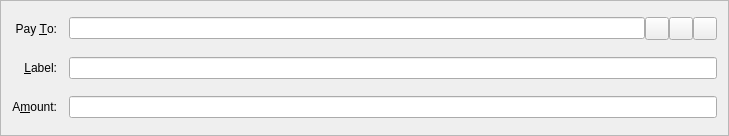
Old version of the form src/qt/forms/sendcoinsentry.ui in the repository smartcryptotech/SmartCryptoTech.
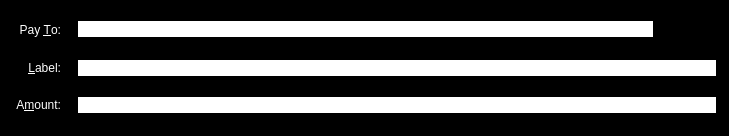
New version of the form. Icons and pictures are not drawn. Custom widgets are drawn as their Qt base class.

```diff
--- a/src/qt/forms/sendcoinsentry.ui
+++ b/src/qt/forms/sendcoinsentry.ui
@@ -13,6 +13,12 @@
   <property name="windowTitle">
    <string>Form</string>
   </property>
+  <property name="styleSheet">
+   <string notr="true">background-color: rgb(0, 0, 0);
+color: rgb(255, 255, 255);
+border: 1px solid rgb(0, 0, 0); 
+border-radius: 5px;</string>
+  </property>
   <property name="frameShape">
    <enum>QFrame::StyledPanel</enum>
   </property>
@@ -50,7 +56,13 @@
     </widget>
    </item>
    <item row="5" column="1">
-    <widget class="BitcoinAmountField" name="payAmount"/>
+    <widget class="BitcoinAmountField" name="payAmount">
+     <property name="styleSheet">
+      <string notr="true">background-color: rgb(255, 255, 255);
+color: rgb(0, 0, 0);
+border-radius:0px;</string>
+     </property>
+    </widget>
    </item>
    <item row="4" column="0">
     <widget class="QLabel" name="label_4">
@@ -75,6 +87,12 @@
        <property name="toolTip">
         <string>The address to send the payment to (e.g. SZFPLNkyK6w3UgpweVapFfCVABHYGKyMvv)</string>
        </property>
+       <property name="styleSheet">
+        <string notr="true">background-color: rgb(255, 255, 255);
+color: rgb(0, 0, 0);
+border-radius:0px;
+padding-right:5px;</string>
+       </property>
        <property name="maxLength">
         <number>34</number>
        </property>
@@ -135,6 +153,11 @@
      <property name="toolTip">
       <string>Enter a label for this address to add it to your address book</string>
      </property>
+     <property name="styleSheet">
+      <string notr="true">background-color: rgb(255, 255, 255);
+color: rgb(0, 0, 0);
+border-radius:0px;</string>
+     </property>
     </widget>
    </item>
   </layout>
```
